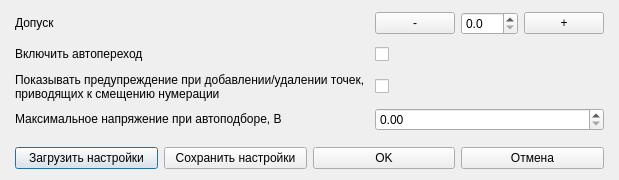
Qt form gui/settings.ui (EPC-MSU/EPLab) before a commit.
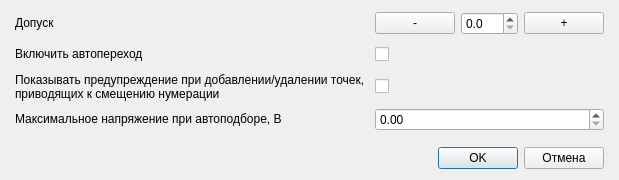
The same form after that commit.

Commit message: Removed the buttons for saving and loading settings to a file #96444

What changed in the file:
```diff
--- a/gui/settings.ui
+++ b/gui/settings.ui
@@ -194,60 +194,17 @@
       <enum>QLayout::SetMinimumSize</enum>
      </property>
      <item>
-      <widget class="QPushButton" name="button_load_settings">
-       <property name="sizePolicy">
-        <sizepolicy hsizetype="Preferred" vsizetype="Preferred">
-         <horstretch>0</horstretch>
-         <verstretch>0</verstretch>
-        </sizepolicy>
+      <spacer name="horizontal_spacer">
+       <property name="orientation">
+        <enum>Qt::Horizontal</enum>
        </property>
-       <property name="minimumSize">
+       <property name="sizeHint" stdset="0">
         <size>
-         <width>0</width>
-         <height>0</height>
+         <width>40</width>
+         <height>20</height>
         </size>
        </property>
-       <property name="maximumSize">
-        <size>
-         <width>16777215</width>
-         <height>16777215</height>
-        </size>
-       </property>
-       <property name="styleSheet">
-        <string notr="true">padding: 0 10px;</string>
-       </property>
-       <property name="text">
-        <string>Загрузить настройки</string>
-       </property>
-      </widget>
-     </item>
-     <item>
-      <widget class="QPushButton" name="button_save_settings">
-       <property name="sizePolicy">
-        <sizepolicy hsizetype="Preferred" vsizetype="Preferred">
-         <horstretch>0</horstretch>
-         <verstretch>0</verstretch>
-        </sizepolicy>
-       </property>
-       <property name="minimumSize">
-        <size>
-         <width>0</width>
-         <height>0</height>
-        </size>
-       </property>
-       <property name="maximumSize">
-        <size>
-         <width>16777215</width>
-         <height>16777215</height>
-        </size>
-       </property>
-       <property name="styleSheet">
-        <string notr="true">padding: 0 10px;</string>
-       </property>
-       <property name="text">
-        <string>Сохранить настройки</string>
-       </property>
-      </widget>
+      </spacer>
      </item>
      <item>
       <widget class="QPushButton" name="button_ok">
```
The commit also changes 4 other files.
